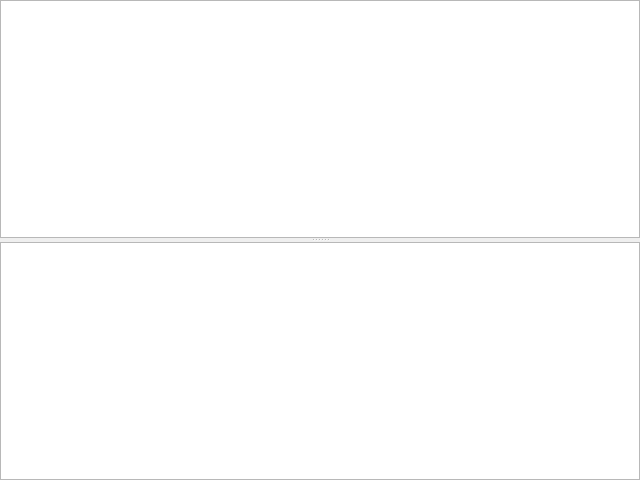
First picture: the form in emagmdichild.ui, repository lorenzo-zurini/ShopMaster, before the edit.
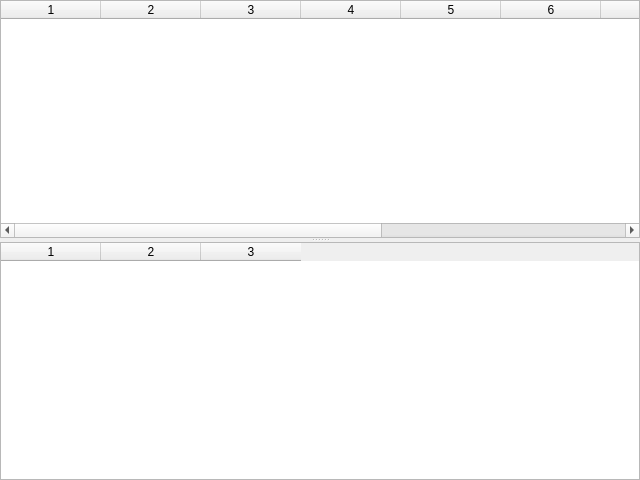
Second picture: the form after the edit.

Commit message: [ADD] Orders now get sorted into directories based on the date of the order.

```diff
--- a/emagmdichild.ui
+++ b/emagmdichild.ui
@@ -37,8 +37,32 @@
      <property name="orientation">
       <enum>Qt::Vertical</enum>
      </property>
-     <widget class="QTableWidget" name="OrdersView"/>
-     <widget class="QTableWidget" name="OrderDetailsView"/>
+     <widget class="QTableWidget" name="OrdersView">
+      <property name="alternatingRowColors">
+       <bool>true</bool>
+      </property>
+      <property name="columnCount">
+       <number>10</number>
+      </property>
+      <column/>
+      <column/>
+      <column/>
+      <column/>
+      <column/>
+      <column/>
+      <column/>
+      <column/>
+      <column/>
+      <column/>
+     </widget>
+     <widget class="QTableWidget" name="OrderDetailsView">
+      <property name="columnCount">
+       <number>3</number>
+      </property>
+      <column/>
+      <column/>
+      <column/>
+     </widget>
     </widget>
    </item>
   </layout>
```
The commit also changes 1 other file.
